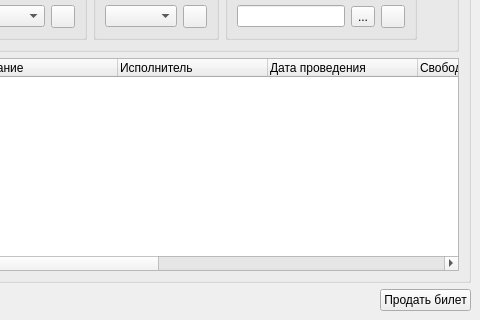
This is Client/ClientManager/clientActionsWidget/cclientactionswidget.ui in Demonist/TCS as Qt 5 draws it before an edit; both pictures show x 204 to 684 and y 91 to 411 of the 684 by 411 pixel window. The edited form follows.
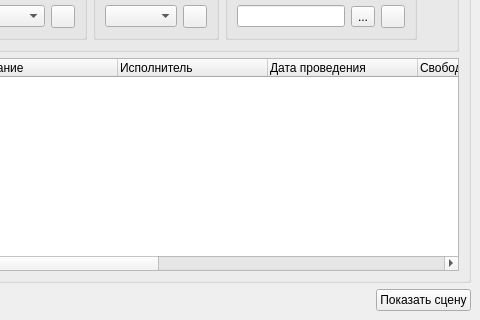
This is the edited form. Icons and pictures are not drawn. Custom widgets are drawn as their Qt base class.

What changed in the file:
```diff
--- a/Client/ClientManager/clientActionsWidget/cclientactionswidget.ui
+++ b/Client/ClientManager/clientActionsWidget/cclientactionswidget.ui
@@ -244,7 +244,7 @@
          <item>
           <widget class="QPushButton" name="pbnSoldTicket">
            <property name="text">
-            <string>Продать билет</string>
+            <string>Показать сцену</string>
            </property>
           </widget>
          </item>
```
Left out of the diff: 62 changed lines with no effect on the pictures.
